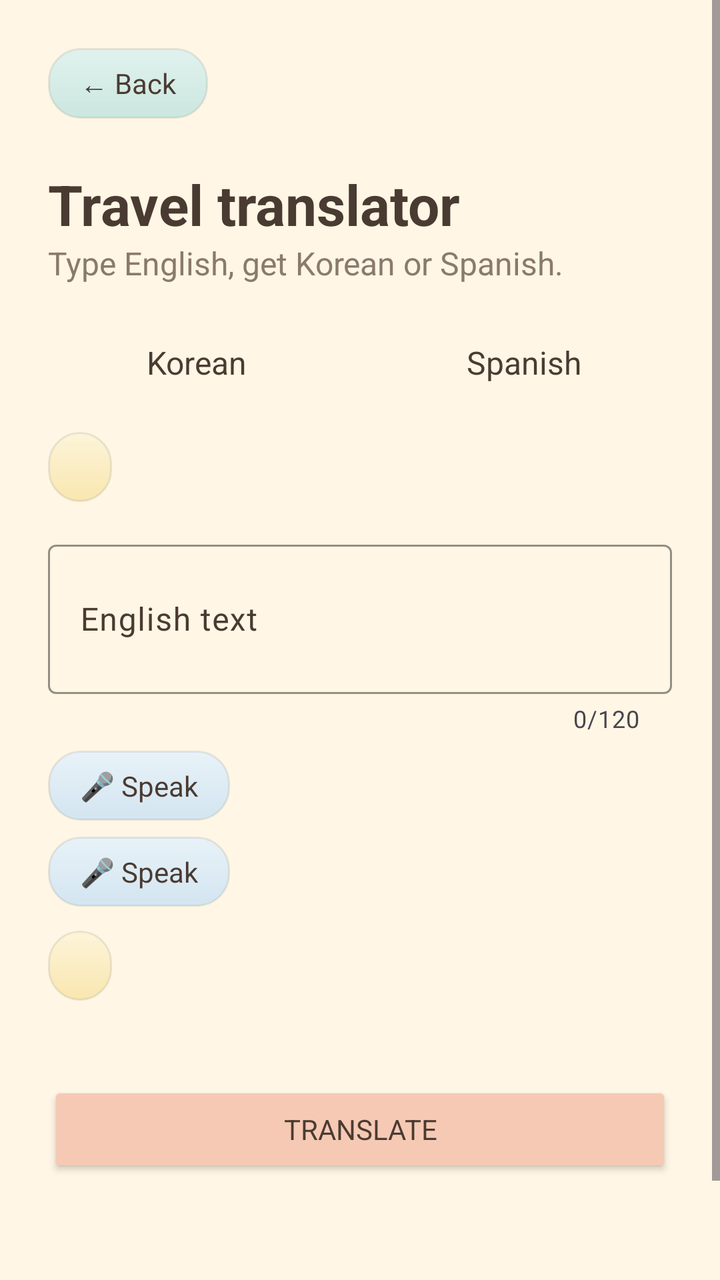
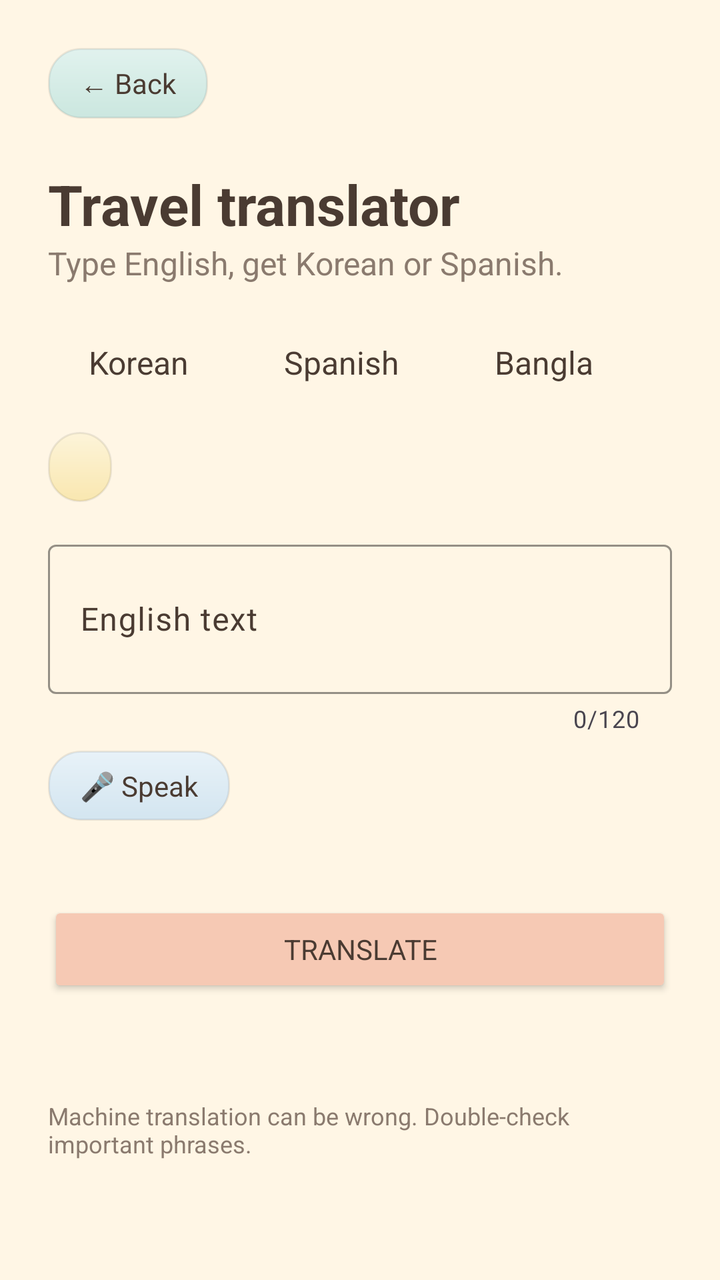

Before-and-after screenshots of an Android layout around one commit, followed by the original layout XML and the change that was made.
<!-- AndroidManifest.xml: application theme Theme.LinguaPath -->
<!-- res/layout/activity_translator.xml -->
<?xml version="1.0" encoding="utf-8"?>
<ScrollView
    xmlns:android="http://schemas.android.com/apk/res/android"
    xmlns:app="http://schemas.android.com/apk/res-auto"
    android:layout_width="match_parent"
    android:layout_height="match_parent"
    android:background="@color/cream"
    android:fillViewport="true"
    android:fitsSystemWindows="true">

    <LinearLayout
        android:layout_width="match_parent"
        android:layout_height="wrap_content"
        android:orientation="vertical"
        android:padding="24dp">

        <TextView
            android:id="@+id/buttonBack"
            android:layout_width="wrap_content"
            android:layout_height="wrap_content"
            android:background="@drawable/bg_card_sage"
            android:clickable="true"
            android:focusable="true"
            android:paddingStart="16dp"
            android:paddingTop="8dp"
            android:paddingEnd="16dp"
            android:paddingBottom="8dp"
            android:text="@string/back"
            android:textColor="@color/ink"
            android:textSize="14sp" />

        <TextView
            android:id="@+id/textTranslatorTitle"
            android:layout_width="wrap_content"
            android:layout_height="wrap_content"
            android:layout_marginTop="24dp"
            android:text="@string/translator_title"
            android:textColor="@color/ink"
            android:textSize="28sp"
            android:textStyle="bold" />

        <TextView
            android:id="@+id/textTranslatorSubtitle"
            android:layout_width="wrap_content"
            android:layout_height="wrap_content"
            android:text="@string/translator_subtitle"
            android:textColor="@color/ink_soft"
            android:textSize="16sp" />

        <LinearLayout
            android:layout_width="match_parent"
            android:layout_height="wrap_content"
            android:layout_marginTop="16dp"
            android:orientation="horizontal">

            <TextView
                android:id="@+id/chipKorean"
                android:layout_width="0dp"
                android:layout_height="wrap_content"
                android:layout_marginEnd="8dp"
                android:layout_weight="1"
                android:clickable="true"
                android:focusable="true"
                android:gravity="center"
                android:paddingTop="12dp"
                android:paddingBottom="12dp"
                android:text="@string/lang_korean"
                android:textColor="@color/ink"
                android:textSize="16sp" />

            <TextView
                android:id="@+id/chipSpanish"
                android:layout_width="0dp"
                android:layout_height="wrap_content"
                android:layout_marginStart="8dp"
                android:layout_weight="1"
                android:clickable="true"
                android:focusable="true"
                android:gravity="center"
                android:paddingTop="12dp"
                android:paddingBottom="12dp"
                android:text="@string/lang_spanish"
                android:textColor="@color/ink"
                android:textSize="16sp" />
        </LinearLayout>
        <TextView
            android:id="@+id/buttonSwap"
            android:layout_width="wrap_content"
            android:layout_height="wrap_content"
            android:layout_marginTop="12dp"
            android:background="@drawable/bg_card_butter"
            android:clickable="true"
            android:focusable="true"
            android:paddingStart="16dp"
            android:paddingTop="8dp"
            android:paddingEnd="16dp"
            android:paddingBottom="8dp"
            android:textColor="@color/ink"
            android:textSize="14sp" />

        <com.google.android.material.textfield.TextInputLayout
            android:id="@+id/inputLayout"
            style="@style/Widget.Material3.TextInputLayout.OutlinedBox"
            android:layout_width="match_parent"
            android:layout_height="wrap_content"
            android:layout_marginTop="16dp"
            android:hint="@string/translator_hint"
            android:textColorHint="@color/ink"
            app:boxStrokeColor="@color/ink"
            app:counterEnabled="true"
            app:counterMaxLength="120"
            app:hintTextColor="@color/ink">
            <TextView
                android:id="@+id/buttonMic"
                android:layout_width="wrap_content"
                android:layout_height="wrap_content"
                android:layout_marginTop="8dp"
                android:background="@drawable/bg_card_sky"
                android:clickable="true"
                android:focusable="true"
                android:paddingStart="16dp"
                android:paddingTop="8dp"
                android:paddingEnd="16dp"
                android:paddingBottom="8dp"
                android:text="@string/translator_mic"
                android:textColor="@color/ink"
                android:textSize="14sp" />

            <TextView
                android:id="@+id/buttonMic"
                android:layout_width="wrap_content"
                android:layout_height="wrap_content"
                android:layout_marginTop="8dp"
                android:background="@drawable/bg_card_sky"
                android:clickable="true"
                android:focusable="true"
                android:paddingStart="16dp"
                android:paddingTop="8dp"
                android:paddingEnd="16dp"
                android:paddingBottom="8dp"
                android:text="@string/translator_mic"
                android:textColor="@color/ink"
                android:textSize="14sp" />

            <com.google.android.material.textfield.TextInputEditText
                android:id="@+id/editText"
                android:layout_width="match_parent"
                android:layout_height="wrap_content"
                android:inputType="textCapSentences|textMultiLine"
                android:maxLength="120"
                android:minLines="2"
                android:textColor="@color/ink" />
        </com.google.android.material.textfield.TextInputLayout>

        <TextView
            android:id="@+id/buttonSwap"
            android:layout_width="wrap_content"
            android:layout_height="wrap_content"
            android:layout_marginTop="12dp"
            android:background="@drawable/bg_card_butter"
            android:clickable="true"
            android:focusable="true"
            android:paddingStart="16dp"
            android:paddingTop="8dp"
            android:paddingEnd="16dp"
            android:paddingBottom="8dp"
            android:textColor="@color/ink"
            android:textSize="14sp" />

        <TextView
            android:id="@+id/textUsage"
            android:layout_width="wrap_content"
            android:layout_height="wrap_content"
            android:layout_marginTop="8dp"
            android:textColor="@color/ink_soft"
            android:textSize="12sp" />

        <Button
            android:id="@+id/buttonTranslate"
            android:layout_width="match_parent"
            android:layout_height="wrap_content"
            android:layout_marginTop="16dp"
            android:backgroundTint="@color/peach"
            android:text="@string/translator_button"
            android:textColor="@color/ink" />

        <ProgressBar
            android:id="@+id/progressTranslate"
            android:layout_width="32dp"
            android:layout_height="32dp"
            android:layout_gravity="center_horizontal"
            android:layout_marginTop="16dp"
            android:visibility="gone" />

        <TextView
            android:id="@+id/textError"
            android:layout_width="match_parent"
            android:layout_height="wrap_content"
            android:layout_marginTop="16dp"
            android:textColor="@color/error"
            android:textSize="14sp" />

        <LinearLayout
            android:id="@+id/cardResult"
            android:layout_width="match_parent"
            android:layout_height="wrap_content"
            android:layout_marginTop="8dp"
            android:background="@drawable/bg_word_card"
            android:elevation="4dp"
            android:orientation="vertical"
            android:padding="16dp"
            android:visibility="gone">

            <TextView
                android:id="@+id/textResult"
                android:layout_width="match_parent"
                android:layout_height="wrap_content"
                android:textColor="@color/ink"
                android:textIsSelectable="true"
                android:textSize="24sp"
                android:textStyle="bold" />

            <TextView
                android:id="@+id/textResultSource"
                android:layout_width="wrap_content"
                android:layout_height="wrap_content"
                android:layout_marginTop="4dp"
                android:textColor="@color/ink_soft"
                android:textSize="12sp" />

            <TextView
                android:id="@+id/buttonSpeakResult"
                android:layout_width="wrap_content"
                android:layout_height="wrap_content"
                android:layout_marginTop="12dp"
                android:background="@drawable/bg_card_sky"
                android:clickable="true"
                android:contentDescription="@string/speak_description"
                android:focusable="true"
                android:paddingStart="16dp"
                android:paddingTop="8dp"
                android:paddingEnd="16dp"
                android:paddingBottom="8dp"
                android:text="@string/speak_listen"
                android:textColor="@color/ink"
                android:textSize="14sp" />

            <LinearLayout
                android:id="@+id/rowActions"
                android:layout_width="match_parent"
                android:layout_height="wrap_content"
                android:layout_marginTop="16dp"
                android:orientation="horizontal">

                <Button
                    android:id="@+id/buttonCopy"
                    android:layout_width="0dp"
                    android:layout_height="wrap_content"
                    android:layout_weight="1"
                    android:backgroundTint="@color/sage"
                    android:text="@string/translator_copy"
                    android:textColor="@color/ink" />

                <Button
                    android:id="@+id/buttonSave"
                    android:layout_width="0dp"
                    android:layout_height="wrap_content"
                    android:layout_marginStart="8dp"
                    android:layout_weight="1"
                    android:backgroundTint="@color/peach"
                    android:text="@string/translator_save"
                    android:textColor="@color/ink" />
            </LinearLayout>
        </LinearLayout>

        <TextView
            android:layout_width="wrap_content"
            android:layout_height="wrap_content"
            android:layout_marginTop="16dp"
            android:text="@string/translator_note"
            android:textColor="@color/ink_soft"
            android:textSize="12sp" />
    </LinearLayout>
</ScrollView>
<!-- resources referenced by this layout -->
<resources>
  <color name="cream">#FFF6E5</color>
  <color name="error">#B3402A</color>
  <color name="ink">#4A3B32</color>
  <color name="ink_soft">#8A7A6E</color>
  <color name="peach">#F6C9B4</color>
  <color name="sage">#BFD8B8</color>
  <!-- drawable bg_card_butter (drawable) -->
  <?xml version="1.0" encoding="utf-8"?>
  <shape xmlns:android="http://schemas.android.com/apk/res/android"
      android:shape="rectangle">
      <gradient
          android:angle="270"
          android:endColor="#F9E7B0"
          android:startColor="#FDF4D9" />
      <corners android:radius="16dp" />
      <stroke
          android:width="1dp"
          android:color="#14000000" />
  </shape>
  <!-- drawable bg_card_sage (drawable) -->
  <?xml version="1.0" encoding="utf-8"?>
  <shape xmlns:android="http://schemas.android.com/apk/res/android"
      android:shape="rectangle">
      <gradient
          android:angle="270"
          android:endColor="#CBE7DF"
          android:startColor="#E1F2EE" />
      <corners android:radius="16dp" />
      <stroke
          android:width="1dp"
          android:color="#14000000" />
  </shape>
  <!-- drawable bg_card_sky (drawable) -->
  <?xml version="1.0" encoding="utf-8"?>
  <shape xmlns:android="http://schemas.android.com/apk/res/android"
      android:shape="rectangle">
      <gradient
          android:angle="270"
          android:endColor="#D3E5F0"
          android:startColor="#E8F2F8" />
      <corners android:radius="16dp" />
      <stroke
          android:width="1dp"
          android:color="#14000000" />
  </shape>
  <!-- drawable bg_word_card (drawable) -->
  <?xml version="1.0" encoding="utf-8"?>
  <shape xmlns:android="http://schemas.android.com/apk/res/android"
      android:shape="rectangle">
      <solid android:color="@color/card" />
      <corners android:radius="16dp" />
      <stroke
          android:width="1dp"
          android:color="#14000000" />
  </shape>
  <string name="back">← Back</string>
  <string name="lang_korean">Korean</string>
  <string name="lang_spanish">Spanish</string>
  <string name="speak_description">Listen to the pronunciation</string>
  <string name="speak_listen">🔊 Listen</string>
  <string name="translator_button">Translate</string>
  <string name="translator_copy">Copy</string>
  <string name="translator_hint">English text</string>
  <string name="translator_mic">🎤 Speak</string>
  <string name="translator_note">Machine translation can be wrong. Double-check important phrases.</string>
  <string name="translator_save">Save to my words</string>
  <string name="translator_subtitle">Type English, get Korean or Spanish.</string>
  <string name="translator_title">Travel translator</string>
  <style name="Theme.LinguaPath" parent="Base.Theme.LinguaPath" />
  <color name="card">#FFFDF8</color>
  <color name="primary">#7BA881</color>
  <color name="accent">#E9A07A</color>
  <!-- unchanged entries left out for length: 1 -->
</resources>

<!-- the commit's change to res/layout/activity_translator.xml (unified diff, before → after) -->
@@ -47,42 +47,25 @@
             android:textColor="@color/ink_soft"
             android:textSize="16sp" />
 
-        <LinearLayout
-            android:layout_width="match_parent"
-            android:layout_height="wrap_content"
-            android:layout_marginTop="16dp"
-            android:orientation="horizontal">
-
-            <TextView
-                android:id="@+id/chipKorean"
-                android:layout_width="0dp"
-                android:layout_height="wrap_content"
-                android:layout_marginEnd="8dp"
-                android:layout_weight="1"
-                android:clickable="true"
-                android:focusable="true"
-                android:gravity="center"
-                android:paddingTop="12dp"
-                android:paddingBottom="12dp"
-                android:text="@string/lang_korean"
-                android:textColor="@color/ink"
-                android:textSize="16sp" />
-
-            <TextView
-                android:id="@+id/chipSpanish"
-                android:layout_width="0dp"
-                android:layout_height="wrap_content"
-                android:layout_marginStart="8dp"
-                android:layout_weight="1"
-                android:clickable="true"
-                android:focusable="true"
-                android:gravity="center"
-                android:paddingTop="12dp"
-                android:paddingBottom="12dp"
-                android:text="@string/lang_spanish"
-                android:textColor="@color/ink"
-                android:textSize="16sp" />
-        </LinearLayout>
+        <HorizontalScrollView
+            android:layout_width="match_parent"
+            android:layout_height="wrap_content"
+            android:layout_marginTop="16dp"
+            android:scrollbars="none">
+
+            <LinearLayout
+                android:layout_width="wrap_content"
+                android:layout_height="wrap_content"
+                android:orientation="horizontal">
+
+                <TextView android:id="@+id/chipKorean" style="@style/ChipLabel" android:text="@string/lang_korean" />
+                <TextView android:id="@+id/chipSpanish" style="@style/ChipLabel" android:text="@string/lang_spanish" />
+                <TextView android:id="@+id/chipBangla" style="@style/ChipLabel" android:text="@string/lang_bangla" />
+                <TextView android:id="@+id/chipJapanese" style="@style/ChipLabel" android:text="@string/lang_japanese" />
+                <TextView android:id="@+id/chipFrench" style="@style/ChipLabel" android:text="@string/lang_french" />
+            </LinearLayout>
+        </HorizontalScrollView>
+
         <TextView
             android:id="@+id/buttonSwap"
             android:layout_width="wrap_content"
@@ -110,37 +93,6 @@
             app:counterEnabled="true"
             app:counterMaxLength="120"
             app:hintTextColor="@color/ink">
-            <TextView
-                android:id="@+id/buttonMic"
-                android:layout_width="wrap_content"
-                android:layout_height="wrap_content"
-                android:layout_marginTop="8dp"
-                android:background="@drawable/bg_card_sky"
-                android:clickable="true"
-                android:focusable="true"
-                android:paddingStart="16dp"
-                android:paddingTop="8dp"
-                android:paddingEnd="16dp"
-                android:paddingBottom="8dp"
-                android:text="@string/translator_mic"
-                android:textColor="@color/ink"
-                android:textSize="14sp" />
-
-            <TextView
-                android:id="@+id/buttonMic"
-                android:layout_width="wrap_content"
-                android:layout_height="wrap_content"
-                android:layout_marginTop="8dp"
-                android:background="@drawable/bg_card_sky"
-                android:clickable="true"
-                android:focusable="true"
-                android:paddingStart="16dp"
-                android:paddingTop="8dp"
-                android:paddingEnd="16dp"
-                android:paddingBottom="8dp"
-                android:text="@string/translator_mic"
-                android:textColor="@color/ink"
-                android:textSize="14sp" />
 
             <com.google.android.material.textfield.TextInputEditText
                 android:id="@+id/editText"
@@ -153,17 +105,18 @@
         </com.google.android.material.textfield.TextInputLayout>
 
         <TextView
-            android:id="@+id/buttonSwap"
-            android:layout_width="wrap_content"
-            android:layout_height="wrap_content"
-            android:layout_marginTop="12dp"
-            android:background="@drawable/bg_card_butter"
+            android:id="@+id/buttonMic"
+            android:layout_width="wrap_content"
+            android:layout_height="wrap_content"
+            android:layout_marginTop="8dp"
+            android:background="@drawable/bg_card_sky"
             android:clickable="true"
             android:focusable="true"
             android:paddingStart="16dp"
             android:paddingTop="8dp"
             android:paddingEnd="16dp"
             android:paddingBottom="8dp"
+            android:text="@string/translator_mic"
             android:textColor="@color/ink"
             android:textSize="14sp" />
 
<!-- resource entries referenced after the edit -->
@@ -56,6 +56,9 @@
           android:color="#14000000" />
   </shape>
   <string name="back">← Back</string>
+  <string name="lang_bangla">Bangla</string>
+  <string name="lang_french">French</string>
+  <string name="lang_japanese">Japanese</string>
   <string name="lang_korean">Korean</string>
   <string name="lang_spanish">Spanish</string>
   <string name="speak_description">Listen to the pronunciation</string>
@@ -68,6 +71,20 @@
   <string name="translator_save">Save to my words</string>
   <string name="translator_subtitle">Type English, get Korean or Spanish.</string>
   <string name="translator_title">Travel translator</string>
+  <style name="ChipLabel">
+          <item name="android:layout_width">wrap_content</item>
+          <item name="android:layout_height">wrap_content</item>
+          <item name="android:layout_marginEnd">8dp</item>
+          <item name="android:clickable">true</item>
+          <item name="android:focusable">true</item>
+          <item name="android:gravity">center</item>
+          <item name="android:paddingStart">20dp</item>
+          <item name="android:paddingEnd">20dp</item>
+          <item name="android:paddingTop">12dp</item>
+          <item name="android:paddingBottom">12dp</item>
+          <item name="android:textColor">@color/ink</item>
+          <item name="android:textSize">16sp</item>
+      </style>
   <style name="Theme.LinguaPath" parent="Base.Theme.LinguaPath" />
   <color name="card">#FFFDF8</color>
   <color name="primary">#7BA881</color>
